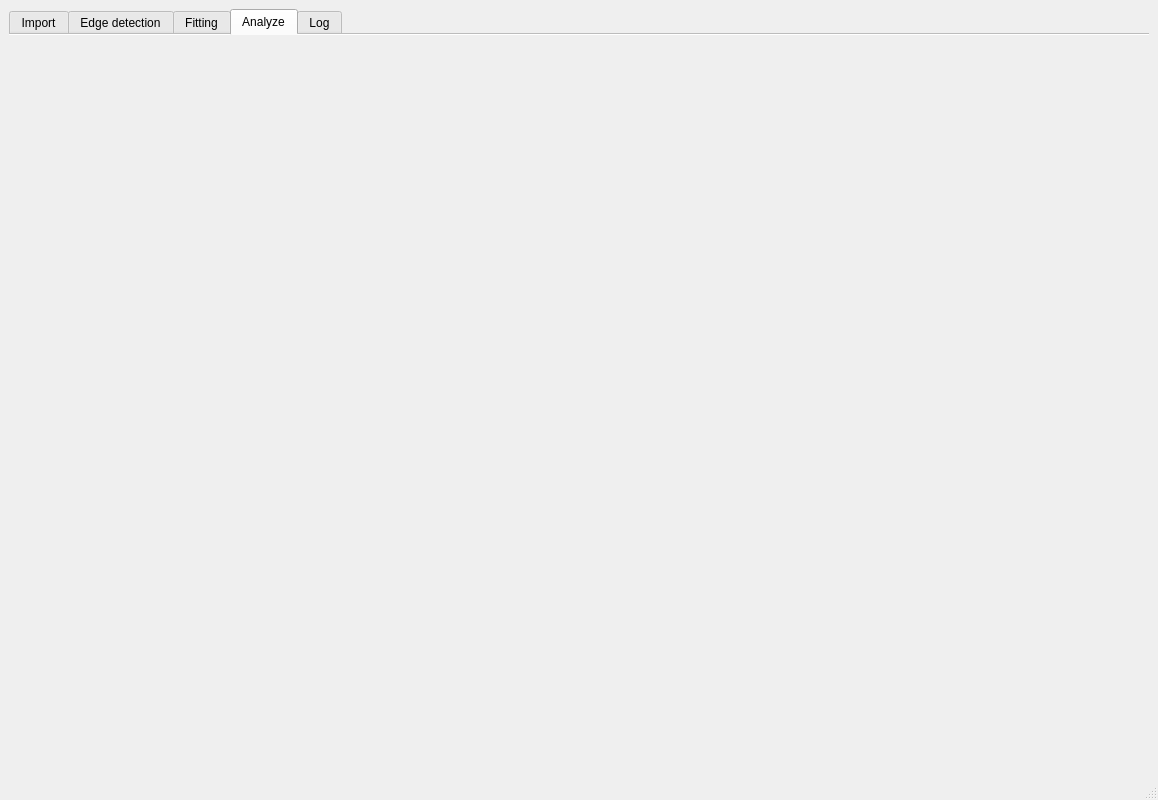
Above: design.ui from galaunay/pyDSA_gui before the change. Below: the same form after it.
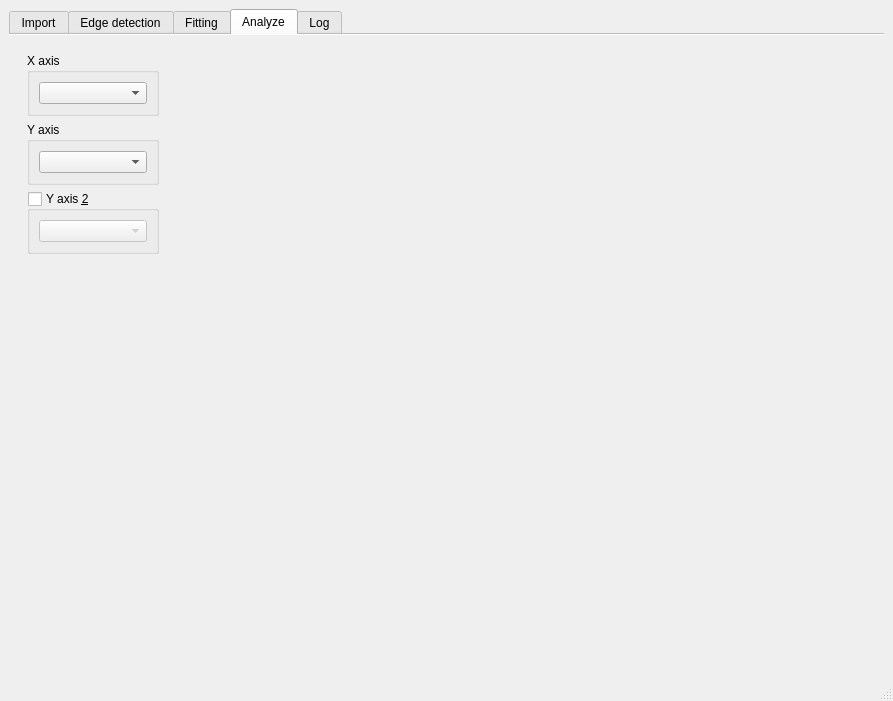
That is the form after the change. The open tabs and pages were chosen to show the change. Custom widgets are drawn as their Qt base class.

Commit message: Make first drat of analyze tab

```diff
--- a/design.ui
+++ b/design.ui
@@ -6,8 +6,8 @@
    <rect>
     <x>0</x>
     <y>0</y>
-    <width>1158</width>
-    <height>800</height>
+    <width>893</width>
+    <height>701</height>
    </rect>
   </property>
   <property name="windowTitle">
@@ -955,6 +955,177 @@
        <attribute name="title">
         <string>Analyze</string>
        </attribute>
+       <layout class="QHBoxLayout" name="horizontalLayout_9">
+        <item>
+         <widget class="QFrame" name="frame_4">
+          <property name="sizePolicy">
+           <sizepolicy hsizetype="Fixed" vsizetype="Preferred">
+            <horstretch>2</horstretch>
+            <verstretch>0</verstretch>
+           </sizepolicy>
+          </property>
+          <property name="maximumSize">
+           <size>
+            <width>150</width>
+            <height>16777215</height>
+           </size>
+          </property>
+          <property name="baseSize">
+           <size>
+            <width>150</width>
+            <height>0</height>
+           </size>
+          </property>
+          <property name="frameShape">
+           <enum>QFrame::NoFrame</enum>
+          </property>
+          <property name="frameShadow">
+           <enum>QFrame::Raised</enum>
+          </property>
+          <layout class="QVBoxLayout" name="verticalLayout_11">
+           <item>
+            <widget class="QGroupBox" name="tab3_circle_box_2">
+             <property name="title">
+              <string>X axis</string>
+             </property>
+             <property name="flat">
+              <bool>false</bool>
+             </property>
+             <property name="checkable">
+              <bool>false</bool>
+             </property>
+             <property name="checked">
+              <bool>false</bool>
+             </property>
+             <layout class="QVBoxLayout" name="verticalLayout_13">
+              <item>
+               <widget class="QComboBox" name="tab4_combo_xaxis"/>
+              </item>
+             </layout>
+            </widget>
+           </item>
+           <item>
+            <widget class="QGroupBox" name="tab3_circle_box_3">
+             <property name="title">
+              <string>Y axis</string>
+             </property>
+             <property name="flat">
+              <bool>false</bool>
+             </property>
+             <property name="checkable">
+              <bool>false</bool>
+             </property>
+             <property name="checked">
+              <bool>false</bool>
+             </property>
+             <layout class="QVBoxLayout" name="verticalLayout_19">
+              <item>
+               <widget class="QComboBox" name="tab4_combo_yaxis"/>
+              </item>
+             </layout>
+            </widget>
+           </item>
+           <item>
+            <widget class="QGroupBox" name="tab3_circle_box_4">
+             <property name="title">
+              <string>Y axis &amp;2</string>
+             </property>
+             <property name="flat">
+              <bool>false</bool>
+             </property>
+             <property name="checkable">
+              <bool>true</bool>
+             </property>
+             <property name="checked">
+              <bool>false</bool>
+             </property>
+             <layout class="QVBoxLayout" name="verticalLayout_23">
+              <item>
+               <widget class="QComboBox" name="tab4_combo_yaxis2"/>
+              </item>
+             </layout>
+            </widget>
+           </item>
+           <item>
+            <spacer name="verticalSpacer_12">
+             <property name="orientation">
+              <enum>Qt::Vertical</enum>
+             </property>
+             <property name="sizeHint" stdset="0">
+              <size>
+               <width>20</width>
+               <height>40</height>
+              </size>
+             </property>
+            </spacer>
+           </item>
+          </layout>
+         </widget>
+        </item>
+        <item>
+         <layout class="QGridLayout" name="gridLayout_4">
+          <item row="1" column="1">
+           <widget class="MplWidgetAnalyze" name="mplwidgetanalyze" native="true">
+            <property name="cursor">
+             <cursorShape>ArrowCursor</cursorShape>
+            </property>
+           </widget>
+          </item>
+          <item row="2" column="1">
+           <spacer name="verticalSpacer_10">
+            <property name="orientation">
+             <enum>Qt::Vertical</enum>
+            </property>
+            <property name="sizeHint" stdset="0">
+             <size>
+              <width>20</width>
+              <height>40</height>
+             </size>
+            </property>
+           </spacer>
+          </item>
+          <item row="1" column="2">
+           <spacer name="horizontalSpacer_7">
+            <property name="orientation">
+             <enum>Qt::Horizontal</enum>
+            </property>
+            <property name="sizeHint" stdset="0">
+             <size>
+              <width>40</width>
+              <height>20</height>
+             </size>
+            </property>
+           </spacer>
+          </item>
+          <item row="0" column="1">
+           <spacer name="verticalSpacer_11">
+            <property name="orientation">
+             <enum>Qt::Vertical</enum>
+            </property>
+            <property name="sizeHint" stdset="0">
+             <size>
+              <width>20</width>
+              <height>40</height>
+             </size>
+            </property>
+           </spacer>
+          </item>
+          <item row="1" column="0">
+           <spacer name="horizontalSpacer_8">
+            <property name="orientation">
+             <enum>Qt::Horizontal</enum>
+            </property>
+            <property name="sizeHint" stdset="0">
+             <size>
+              <width>40</width>
+              <height>20</height>
+             </size>
+            </property>
+           </spacer>
+          </item>
+         </layout>
+        </item>
+       </layout>
       </widget>
       <widget class="QWidget" name="tab4_log">
        <attribute name="title">
@@ -1020,6 +1191,12 @@
    <header>MPLWidget</header>
    <container>1</container>
   </customwidget>
+  <customwidget>
+   <class>MplWidgetAnalyze</class>
+   <extends>QWidget</extends>
+   <header>MPLWidget</header>
+   <container>1</container>
+  </customwidget>
  </customwidgets>
  <resources/>
  <connections>
```
Left out of the diff: 376 changed lines with no effect on the pictures. The commit also changes 4 other files.
